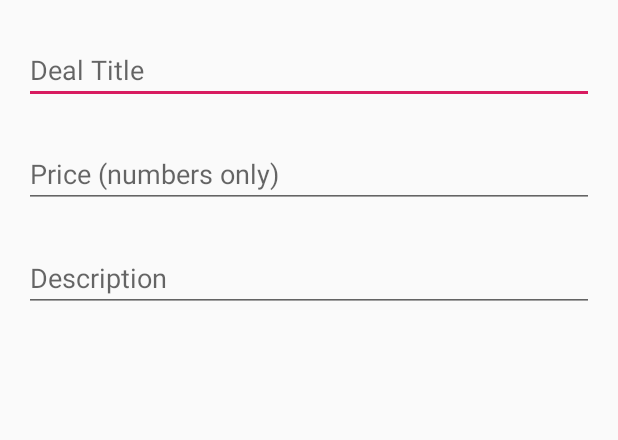
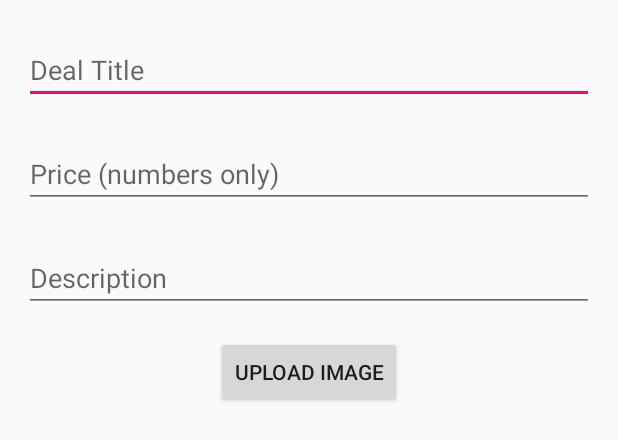
Before and after one commit to uchesolomon/Travelmantics, an Android app: the layout activity_deal.xml on its own in the app's theme, with its tools: preview values and no code run, on a phone screen of 412 x 824 dp. Shown: the top 440 px of the screen. Run offline under Robolectric (Android 15) with nearby library versions, the phone set to English and light mode, and no system bars.

Commit message:
Commit 6

```diff
--- a/app/build.gradle
+++ b/app/build.gradle
@@ -32,6 +32,11 @@ dependencies {
     implementation 'com.google.firebase:firebase-auth:17.0.0'
     implementation 'com.firebaseui:firebase-ui-auth:4.3.1'
     implementation 'androidx.recyclerview:recyclerview:1.0.0'
+
+    implementation ('com.squareup.picasso:picasso:2.71828') {
+        exclude group: 'com.android.support'
+        exclude module: ['exifinterface', 'support-annotations']
+    }
 }
 
 apply plugin: 'com.google.gms.google-services'
--- a/app/src/main/AndroidManifest.xml
+++ b/app/src/main/AndroidManifest.xml
@@ -9,10 +9,12 @@
         android:roundIcon="@mipmap/ic_launcher_round"
         android:supportsRtl="true"
         android:theme="@style/AppTheme">
-        <activity android:name=".DealActivity">
+        <activity android:name=".DealActivity"
+            android:screenOrientation="portrait">
 
         </activity>
-        <activity android:name=".ListActivity">
+        <activity android:name=".ListActivity"
+            android:screenOrientation="portrait">
             <intent-filter>
                 <action android:name="android.intent.action.MAIN" />
 
--- a/app/src/main/res/layout/activity_insert.xml
+++ b/app/src/main/res/layout/activity_deal.xml
@@ -49,4 +49,29 @@
         app:layout_constraintEnd_toEndOf="parent"
         app:layout_constraintStart_toStartOf="parent"
         app:layout_constraintTop_toBottomOf="@+id/txtPrice" />
+
+    <Button
+        android:id="@+id/btnImage"
+        android:layout_width="wrap_content"
+        android:layout_height="wrap_content"
+        android:layout_marginStart="16dp"
+        android:layout_marginLeft="8dp"
+        android:layout_marginTop="16dp"
+        android:layout_marginEnd="16dp"
+        android:layout_marginRight="8dp"
+        android:text="Upload Image"
+        app:layout_constraintEnd_toEndOf="parent"
+        app:layout_constraintStart_toStartOf="parent"
+        app:layout_constraintTop_toBottomOf="@+id/txtDescription" />
+
+    <ImageView
+        android:id="@+id/image"
+        android:layout_width="wrap_content"
+        android:layout_height="wrap_content"
+        android:layout_marginEnd="16dp"
+        android:layout_marginRight="8dp"
+        app:layout_constraintEnd_toEndOf="parent"
+        app:layout_constraintStart_toStartOf="parent"
+        app:layout_constraintTop_toBottomOf="@+id/btnImage"
+        app:srcCompat="@android:color/transparent" />
 </androidx.constraintlayout.widget.ConstraintLayout>
```
Also changed, not shown: app/src/main/java/com/example/travelmantics/DealActivity.java (+91 -1 lines), app/src/main/java/com/example/travelmantics/DealAdapter.java (+17 -1 lines), app/src/main/java/com/example/travelmantics/FirebaseUtil.java (+56 -1 lines), app/src/main/java/com/example/travelmantics/ListActivity.java (+11 -0 lines), app/src/main/java/com/example/travelmantics/TravelDeal.java (+11 -1 lines).
